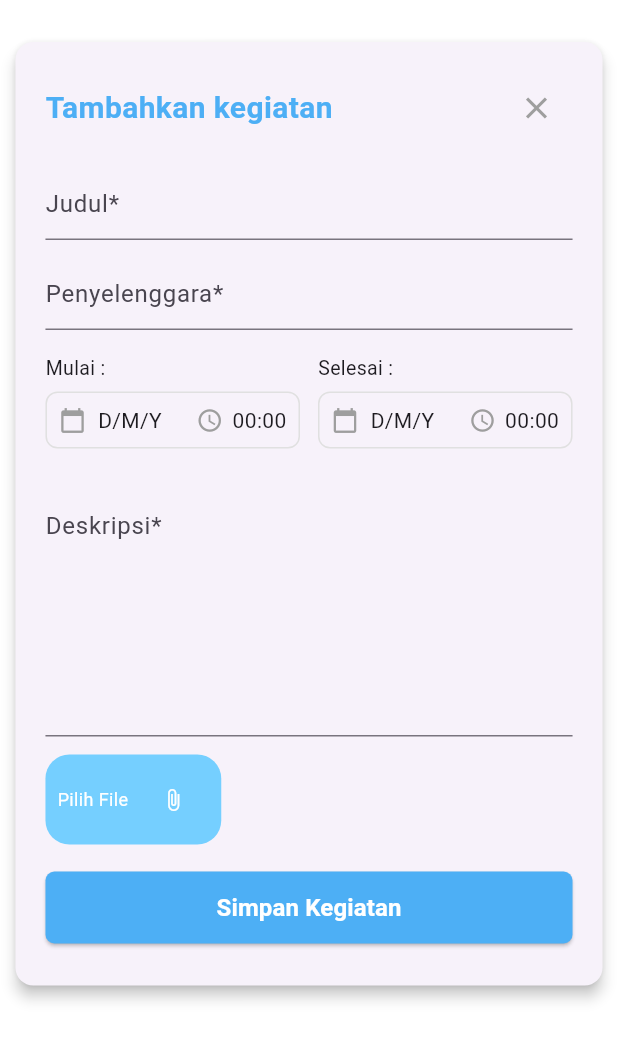
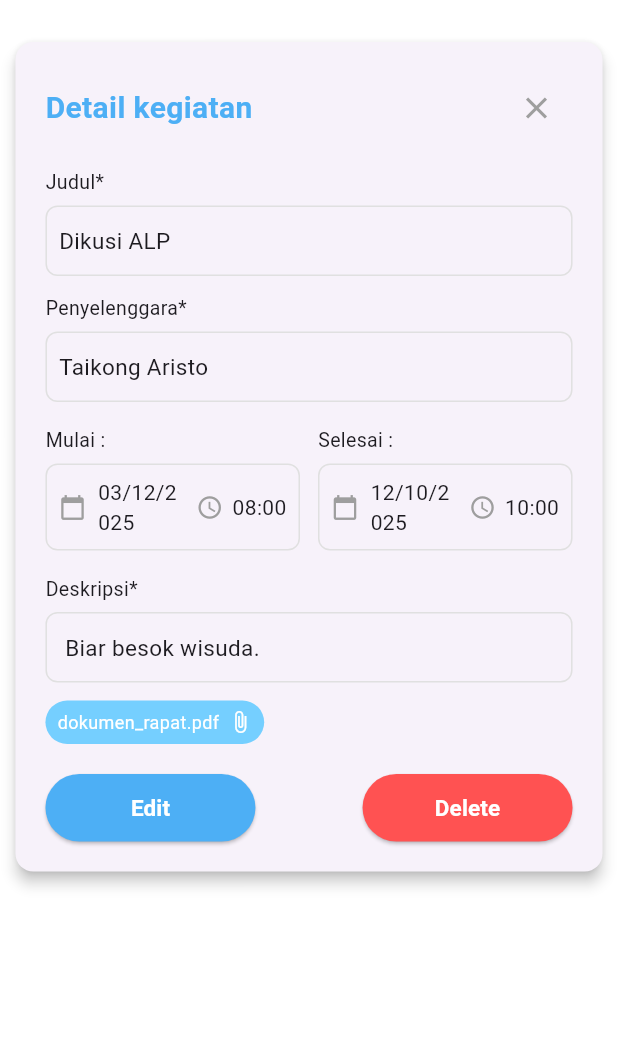
Before and after one commit to YuukiYuna-TOSTW/ALP-Kelompok-2-Semester-3, a Flutter app: the screen it shows after launch, on a phone screen of 412 x 824 dp. Shown: the top 1040 px of the screen. Run offline on Flutter 3.47's test engine with Material 3 defaults, Android fonts, the phone set to English and light mode, and no system bars; our stand-ins replace file_picker, font_awesome_flutter.

Commit message:
tambah detail page

```diff
--- a/Frontend/frontend/lib/config/theme/colors.dart
+++ b/Frontend/frontend/lib/config/theme/colors.dart
@@ -1,3 +1,4 @@
 import 'package:flutter/material.dart';
 
 Color primaryColor = Color(0xFF4DAFF5);
+Color fileTagColor = Color(0xFF75CFFF);
--- a/Frontend/frontend/lib/controller/otp_controller.dart
+++ /dev/null
@@ -1,19 +0,0 @@
-// File ini kosong untuk struktur, karena controller OTP tidak digunakan dalam form
-// Anda bisa menambahkan controller untuk form nanti jika diperlukan
-
-class EventController {
-  // Contoh controller untuk form kegiatan
-  String? validateJudul(String? value) {
-    return (value == null || value.trim().isEmpty) ? 'Judul wajib diisi' : null;
-  }
-
-  String? validatePenyelenggara(String? value) {
-    return (value == null || value.trim().isEmpty) ? 'Wajib diisi' : null;
-  }
-
-  String? validateDeskripsi(String? value) {
-    return (value == null || value.trim().isEmpty)
-        ? 'Deskripsi wajib diisi'
-        : null;
-  }
-}
--- /dev/null
+++ b/Frontend/frontend/lib/features/homepage/pages/detail_kegiatan.dart
@@ -0,0 +1,314 @@
+import 'package:flutter/material.dart';
+import '../../../../config/theme/colors.dart';
+import '../widgets/read_box.dart';
+
+class EventDetailPage extends StatelessWidget {
+  const EventDetailPage({super.key});
+
+  final String judul = "Dikusi ALP";
+  final String penyelenggara = "Taikong Aristo";
+  final String mulaiDate = "03/12/2025";
+  final String mulaiTime = "08:00";
+  final String selesaiDate = "12/10/2025";
+  final String selesaiTime = "10:00";
+  final String deskripsi = "Biar besok wisuda.";
+  final String fileName = "dokumen_rapat.pdf";
+
+  @override
+  Widget build(BuildContext context) {
+    final cardWidth = MediaQuery.of(context).size.width > 600
+        ? 620.0
+        : MediaQuery.of(context).size.width * 0.95;
+
+    return Scaffold(
+      backgroundColor: Colors.white,
+      body: SingleChildScrollView(
+        padding: const EdgeInsets.symmetric(vertical: 24),
+        child: Center(
+          child: Card(
+            elevation: 4,
+            shape: RoundedRectangleBorder(
+              borderRadius: BorderRadius.circular(12),
+            ),
+            child: Container(
+              width: cardWidth,
+              padding: const EdgeInsets.all(20),
+              child: Column(
+                crossAxisAlignment: CrossAxisAlignment.stretch,
+                children: [
+                  /// HEADER
+                  Row(
+                    mainAxisAlignment: MainAxisAlignment.spaceBetween,
+                    children: [
+                      Text(
+                        "Detail kegiatan",
+                        style: TextStyle(
+                          color: primaryColor,
+                          fontSize: 20,
+                          fontWeight: FontWeight.bold,
+                        ),
+                      ),
+                      IconButton(
+                        onPressed: () => Navigator.pop(context),
+                        icon: const Icon(Icons.close, color: Colors.grey),
+                      ),
+                    ],
+                  ),
+                  const SizedBox(height: 16),
+
+                  /// JUDUL
+                  const Text("Judul*", style: TextStyle(fontSize: 13)),
+                  const SizedBox(height: 6),
+                  ReadBox(value: "Dikusi ALP"),
+                  const SizedBox(height: 12),
+
+                  /// PENYELENGGARA
+                  const Text("Penyelenggara*", style: TextStyle(fontSize: 13)),
+                  const SizedBox(height: 6),
+                  ReadBox(value: "Taikong Aristo"),
+                  const SizedBox(height: 16),
+
+                  /// MULAI & SELESAI
+                  Row(
+                    children: [
+                      Expanded(
+                        child: Column(
+                          crossAxisAlignment: CrossAxisAlignment.start,
+                          children: [
+                            const Text(
+                              "Mulai :",
+                              style: TextStyle(fontSize: 13),
+                            ),
+                            const SizedBox(height: 6),
+                            Container(
+                              padding: const EdgeInsets.symmetric(
+                                horizontal: 8,
+                                vertical: 8,
+                              ),
+                              decoration: BoxDecoration(
+                                border: Border.all(
+                                  color: Color.fromARGB(255, 224, 224, 224),
+                                ),
+                                borderRadius: BorderRadius.circular(8),
+                              ),
+                              child: Row(
+                                children: [
+                                  const Icon(
+                                    Icons.calendar_today,
+                                    size: 18,
+                                    color: Colors.grey,
+                                  ),
+                                  const SizedBox(width: 8),
+                                  Expanded(child: Text(mulaiDate)),
+                                  const SizedBox(width: 8),
+                                  const Icon(
+                                    Icons.access_time,
+                                    size: 18,
+                                    color: Colors.grey,
+                                  ),
+                                  const SizedBox(width: 6),
+                                  Text(mulaiTime),
+                                ],
+                              ),
+                            ),
+                          ],
+                        ),
+                      ),
+                      const SizedBox(width: 12),
+                      Expanded(
+                        child: Column(
+                          crossAxisAlignment: CrossAxisAlignment.start,
+                          children: [
+                            const Text(
+                              "Selesai :",
+                              style: TextStyle(fontSize: 13),
+                            ),
+                            const SizedBox(height: 6),
+                            Container(
+                              padding: const EdgeInsets.symmetric(
+                                horizontal: 8,
+                                vertical: 8,
+                              ),
+                              decoration: BoxDecoration(
+                                border: Border.all(
+                                  color: Color.fromARGB(255, 224, 224, 224),
+                                ),
+                                borderRadius: BorderRadius.circular(8),
+                              ),
+                              child: Row(
+                                children: [
+                                  const Icon(
+                                    Icons.calendar_today,
+                                    size: 18,
+                                    color: Colors.grey,
+                                  ),
+                                  const SizedBox(width: 8),
+                                  Expanded(child: Text(selesaiDate)),
+                                  const SizedBox(width: 8),
+                                  const Icon(
+                                    Icons.access_time,
+                                    size: 18,
+                                    color: Colors.grey,
+                                  ),
+                                  const SizedBox(width: 6),
+                                  Text(selesaiTime),
+                                ],
+                              ),
+                            ),
+                          ],
+                        ),
+                      ),
+                    ],
+                  ),
+                  const SizedBox(height: 16),
+
+                  /// DESKRIPSI
+                  const Text("Deskripsi*", style: TextStyle(fontSize: 13)),
+                  const SizedBox(height: 6),
+                  Container(
+                    padding: const EdgeInsets.all(12),
+                    decoration: BoxDecoration(
+                      border: Border.all(
+                        color: Color.fromARGB(255, 224, 224, 224),
+                      ),
+                      borderRadius: BorderRadius.circular(8),
+                    ),
+                    child: Text(
+                      deskripsi,
+                      style: const TextStyle(fontSize: 15),
+                    ),
+                  ),
+                  const SizedBox(height: 12),
+
+                  /// FILE
+                  Row(
+                    children: [
+                      Container(
+                        padding: const EdgeInsets.symmetric(
+                          horizontal: 8,
+                          vertical: 6,
+                        ),
+                        decoration: BoxDecoration(
+                          color: fileTagColor,
+                          borderRadius: BorderRadius.circular(16),
+                        ),
+                        child: Row(
+                          mainAxisSize: MainAxisSize.min,
+                          children: [
+                            Text(
+                              fileName,
+                              style: const TextStyle(
+                                fontSize: 12,
+                                color: Colors.white,
+                              ),
+                            ),
+                            const SizedBox(width: 6),
+                            const Icon(
+                              Icons.attach_file,
+                              size: 16,
+                              color: Colors.white,
+                            ),
+                          ],
+                        ),
+                      ),
+                    ],
+                  ),
+                  const SizedBox(height: 20),
+
+                  /// BUTTON EDIT & DELETE
+                  Row(
+                    mainAxisAlignment: MainAxisAlignment.spaceBetween,
+                    children: [
+                      /// EDIT
+                      SizedBox(
+                        height: 45,
+                        width: 140,
+                        child: ElevatedButton(
+                          style: ElevatedButton.styleFrom(
+                            backgroundColor: primaryColor,
+                          ),
+                          onPressed: () {},
+                          child: const Text(
+                            "Edit",
+                            style: TextStyle(
+                              fontSize: 15,
+                              color: Colors.white,
+                              fontWeight: FontWeight.bold,
+                            ),
+                          ),
+                        ),
+                      ),
+
+                      /// DELETE
+                      SizedBox(
+                        height: 45,
+                        width: 140,
+                        child: ElevatedButton(
+                          style: ElevatedButton.styleFrom(
+                            backgroundColor: Colors.redAccent,
+                          ),
+                          onPressed: () {
+                            showDialog(
+                              context: context,
+                              builder: (_) => AlertDialog(
+                                shape: RoundedRectangleBorder(
+                                  borderRadius: BorderRadius.circular(12),
+                                ),
+                                title: const Text(
+                                  "Konfirmasi",
+                                  style: TextStyle(fontWeight: FontWeight.bold),
+                                ),
+                                content: const Text(
+                                  "Apakah kamu yakin ingin menghapus agenda ini?",
+                                ),
+                                actions: [
+                                  TextButton(
+                                    onPressed: () => Navigator.pop(context),
+                                    child: const Text(
+                                      "Tidak",
+                                      style: TextStyle(color: Colors.grey),
+                                    ),
+                                  ),
+                                  TextButton(
+                                    onPressed: () {
+                                      Navigator.pop(context);
+                                      ScaffoldMessenger.of(
+                                        context,
+                                      ).showSnackBar(
+                                        const SnackBar(
+                                          content: Text(
+                                            "Agenda telah dihapus!",
+                                          ),
+                                        ),
+                                      );
+                                    },
+                                    child: const Text(
+                                      "Hapus",
+                                      style: TextStyle(color: Colors.redAccent),
+                                    ),
+                                  ),
+                                ],
+                              ),
+                            );
+                          },
+                          child: const Text(
+                            "Delete",
+                            style: TextStyle(
+                              fontSize: 15,
+                              color: Colors.white,
+                              fontWeight: FontWeight.bold,
+                            ),
+                          ),
+                        ),
+                      ),
+                    ],
+                  ),
+                ],
+              ),
+            ),
+          ),
+        ),
+      ),
+    );
+  }
+}
--- /dev/null
+++ b/Frontend/frontend/lib/features/homepage/widgets/read_box.dart
@@ -0,0 +1,19 @@
+import 'package:flutter/material.dart';
+
+class ReadBox extends StatelessWidget {
+  final String value;
+
+  const ReadBox({super.key, required this.value});
+
+  @override
+  Widget build(BuildContext context) {
+    return Container(
+      padding: const EdgeInsets.symmetric(horizontal: 8, vertical: 12),
+      decoration: BoxDecoration(
+        border: Border.all(color: const Color.fromARGB(255, 224, 224, 224)),
+        borderRadius: BorderRadius.circular(8),
+      ),
+      child: Text(value, style: const TextStyle(fontSize: 15)),
+    );
+  }
+}
--- a/Frontend/frontend/lib/main.dart
+++ b/Frontend/frontend/lib/main.dart
@@ -1,7 +1,7 @@
 import 'package:flutter/material.dart';
 //import 'features/homepage/pages/homepage.dart';
-import 'features/homepage/pages/tambah_kegiatan.dart';
-
+//import 'features/homepage/pages/tambah_kegiatan.dart';
+import 'package:frontend/features/homepage/pages/detail_kegiatan.dart';
 // import 'features/homepage/pages/otp_verification_screen.dart';
 // import '../../../widgets/otp_timer.dart';
 
@@ -21,7 +21,7 @@ class MyApp extends StatelessWidget {
         scaffoldBackgroundColor: Colors.white,
         primaryColor: const Color(0xFF75CFFF),
       ),
-      home: EventFormCard(),
+      home: EventDetailPage(),
     );
   }
 }
```
